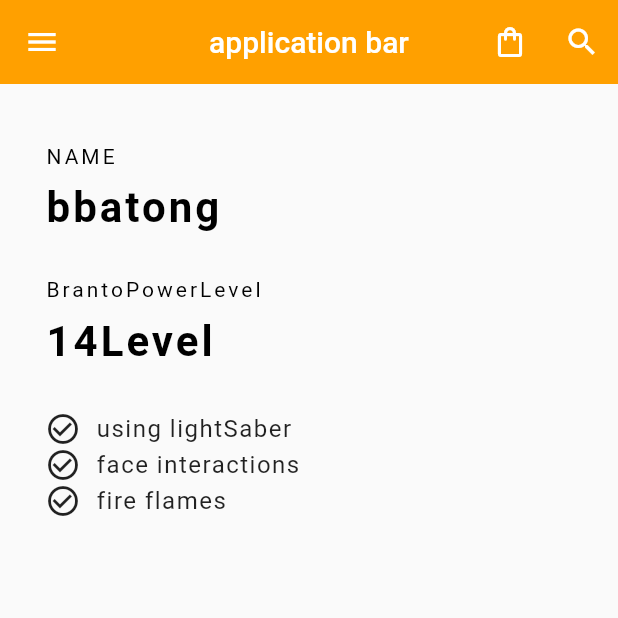
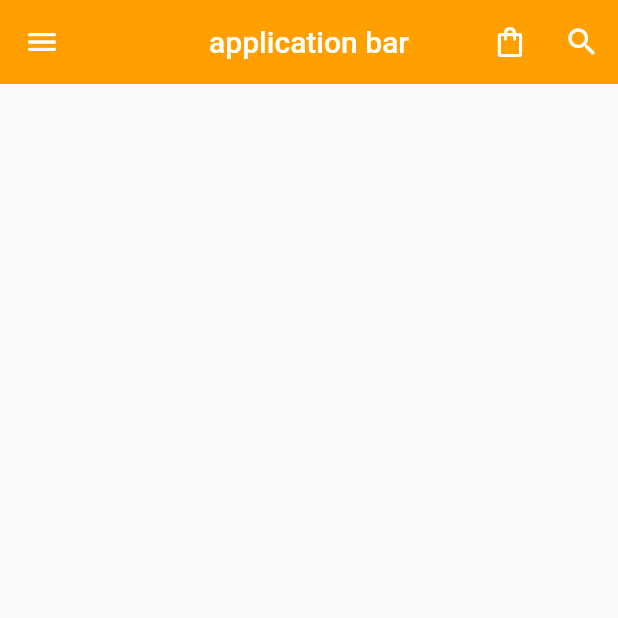
Before and after one commit to Moonseunghun/flutter-try, a Flutter app: the screen it shows after launch, on a phone screen of 412 x 824 dp, the top half of it. Run offline on Flutter 3.47's test engine with Material 2 defaults, Android fonts, the phone set to English and light mode, and no system bars.

Commit message:
TODO : 주석 처리

```diff
--- a/lib/main.dart
+++ b/lib/main.dart
@@ -159,80 +159,80 @@ class _MyHomePageState extends State<MyHomePage> {
       //     ),
       //   ],
       // ),
-            body: Padding(
-              padding: EdgeInsets.fromLTRB(30.0, 40.0, 0.0, 0.0),
-              child: Column(
-                crossAxisAlignment: CrossAxisAlignment.start,
-                children: <Widget>[
-                  Text(
-                    'NAME',
-                    style: TextStyle(color: Colors.black, letterSpacing: 2.0),
-                  ),
-                  SizedBox(
-                    height: 10.0,
-                  ),
-                  Text(
-                    'bbatong',
-                    style: TextStyle(
-                        color: Colors.black,
-                        letterSpacing: 2.0,
-                        fontSize: 28.0,
-                        fontWeight: FontWeight.bold),
-                  ),
-                  SizedBox(
-                    height: 30.0,
-                  ),
-                  Text(
-                    'BrantoPowerLevel',
-                    style: TextStyle(color: Colors.black, letterSpacing: 2.0),
-                  ),
-                  SizedBox(
-                    height: 10.0,
-                  ),
-                  Text(
-                    '14Level',
-                    style: TextStyle(
-                        color: Colors.black,
-                        letterSpacing: 2.0,
-                        fontSize: 28.0,
-                        fontWeight: FontWeight.bold),
-                  ),
-                  SizedBox(
-                    height: 30.0,
-                  ),
-                  Row(
-                    children: <Widget>[
-                      Icon(Icons.check_circle_outline),
-                      SizedBox(
-                        width: 10.0,
-                      ),
-                      Text('using lightSaber',
-                          style: TextStyle(fontSize: 16.0, letterSpacing: 1.0))
-                    ],
-                  ),
-                  Row(
-                    children: <Widget>[
-                      Icon(Icons.check_circle_outline),
-                      SizedBox(
-                        width: 10.0,
-                      ),
-                      Text('face interactions',
-                          style: TextStyle(fontSize: 16.0, letterSpacing: 1.0))
-                    ],
-                  ),
-                  Row(
-                    children: <Widget>[
-                      Icon(Icons.check_circle_outline),
-                      SizedBox(
-                        width: 10.0,
-                      ),
-                      Text('fire flames',
-                          style: TextStyle(fontSize: 16.0, letterSpacing: 1.0))
-                    ],
-                  )
-                ],
-              ),
-            )
+      // body: Padding(
+      //   padding: EdgeInsets.fromLTRB(30.0, 40.0, 0.0, 0.0),
+      //   child: Column(
+      //     crossAxisAlignment: CrossAxisAlignment.start,
+      //     children: <Widget>[
+      //       Text(
+      //         'NAME',
+      //         style: TextStyle(color: Colors.black, letterSpacing: 2.0),
+      //       ),
+      //       SizedBox(
+      //         height: 10.0,
+      //       ),
+      //       Text(
+      //         'bbatong',
+      //         style: TextStyle(
+      //             color: Colors.black,
+      //             letterSpacing: 2.0,
+      //             fontSize: 28.0,
+      //             fontWeight: FontWeight.bold),
+      //       ),
+      //       SizedBox(
+      //         height: 30.0,
+      //       ),
+      //       Text(
+      //         'BrantoPowerLevel',
+      //         style: TextStyle(color: Colors.black, letterSpacing: 2.0),
+      //       ),
+      //       SizedBox(
+      //         height: 10.0,
+      //       ),
+      //       Text(
+      //         '14Level',
+      //         style: TextStyle(
+      //             color: Colors.black,
+      //             letterSpacing: 2.0,
+      //             fontSize: 28.0,
+      //             fontWeight: FontWeight.bold),
+      //       ),
+      //       SizedBox(
+      //         height: 30.0,
+      //       ),
+      //       Row(
+      //         children: <Widget>[
+      //           Icon(Icons.check_circle_outline),
+      //           SizedBox(
+      //             width: 10.0,
+      //           ),
+      //           Text('using lightSaber',
+      //               style: TextStyle(fontSize: 16.0, letterSpacing: 1.0))
+      //         ],
+      //       ),
+      //       Row(
+      //         children: <Widget>[
+      //           Icon(Icons.check_circle_outline),
+      //           SizedBox(
+      //             width: 10.0,
+      //           ),
+      //           Text('face interactions',
+      //               style: TextStyle(fontSize: 16.0, letterSpacing: 1.0))
+      //         ],
+      //       ),
+      //       Row(
+      //         children: <Widget>[
+      //           Icon(Icons.check_circle_outline),
+      //           SizedBox(
+      //             width: 10.0,
+      //           ),
+      //           Text('fire flames',
+      //               style: TextStyle(fontSize: 16.0, letterSpacing: 1.0))
+      //         ],
+      //       ),
+      //     ],
+      //   ),
+      // )
       // bottomNavigationBar: BottomAppBar(
       //     child: Row(
       //   mainAxisAlignment: MainAxisAlignment.spaceEvenly,
```
Lines whose indentation alone changed are shown as unchanged.
